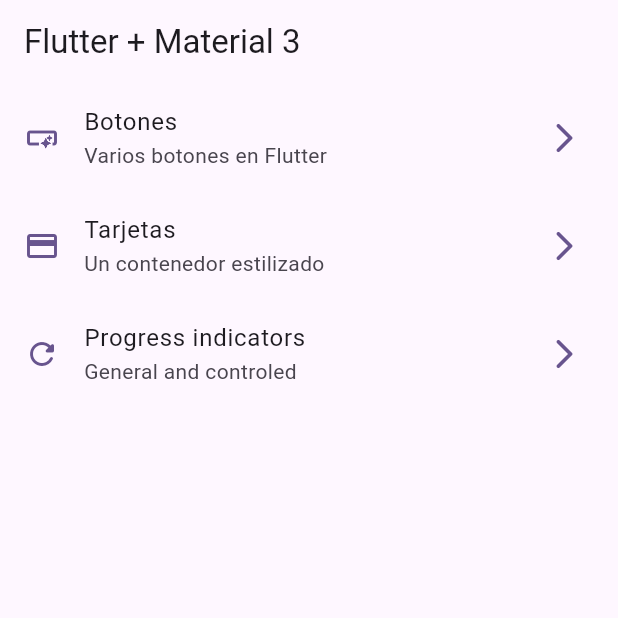
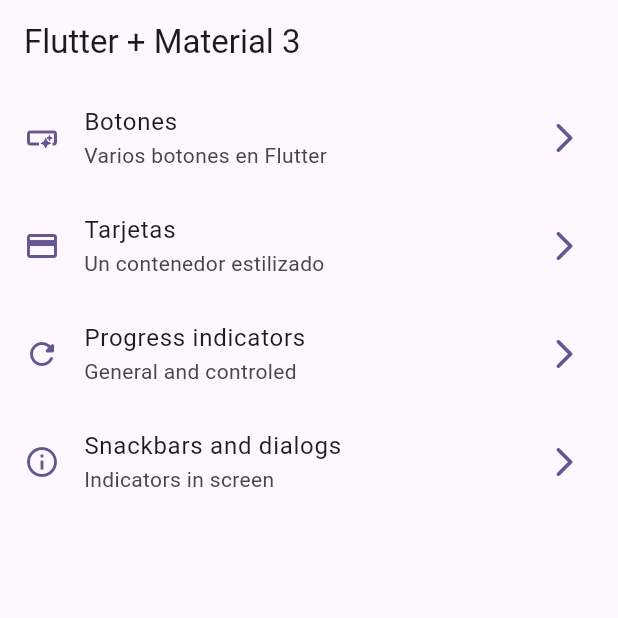
Before and after one commit to isai-arellano/course_flutter, a Flutter app: the screen it shows after launch, on a phone screen of 412 x 824 dp, the top half of it. Run offline on Flutter 3.47's test engine with Material 2 defaults, Android fonts, the phone set to English and light mode, and no system bars; our stand-ins replace animate_do, dio, go_router, video_player.

Commit message:
snackbars and dialogs finished

```diff
--- a/5.widgets_app/lib/config/menu/menu_items.dart
+++ b/5.widgets_app/lib/config/menu/menu_items.dart
@@ -28,5 +28,10 @@ const appMenuItems = <MenuItem>[
       title: 'Progress indicators',
       subTitle: 'General and controled',
       link: '/progress-indicators',
-      icon: Icons.refresh_rounded)
+      icon: Icons.refresh_rounded),
+  MenuItem(
+      title: 'Snackbars and dialogs',
+      subTitle: 'Indicators in screen',
+      link: '/snackbars',
+      icon: Icons.info_outline)
 ];
--- a/5.widgets_app/lib/config/router/app_router.dart
+++ b/5.widgets_app/lib/config/router/app_router.dart
@@ -1,5 +1,6 @@
 import 'package:go_router/go_router.dart';
 import 'package:widgets_app/presentation/screens/screens.dart';
+import 'package:widgets_app/presentation/screens/snackbar/snackbar_screen.dart';
 
 final appRouter = GoRouter(initialLocation: '/', routes: [
   GoRoute(
@@ -17,5 +18,9 @@ final appRouter = GoRouter(initialLocation: '/', routes: [
   GoRoute(
       path: '/progress-indicators',
       name: ProgressScreen.name,
-      builder: (context, state) => const ProgressScreen())
+      builder: (context, state) => const ProgressScreen()),
+  GoRoute(
+      path: '/snackbars',
+      name: SnackBarScreen.name,
+      builder: (context, state) => const SnackBarScreen())
 ]);
--- a/5.widgets_app/lib/main.dart
+++ b/5.widgets_app/lib/main.dart
@@ -12,6 +12,7 @@ class MainApp extends StatelessWidget {
   @override
   Widget build(BuildContext context) {
     return MaterialApp.router(
+      title: 'Flutter widgets',
       routerConfig: appRouter,
       debugShowCheckedModeBanner: false,
       theme: AppTheme(selectedColor: 6).getTheme(),
```
Also changed, not shown: 5.widgets_app/lib/presentation/screens/snackbar/snackbar_screen.dart (+53 -1 lines).
